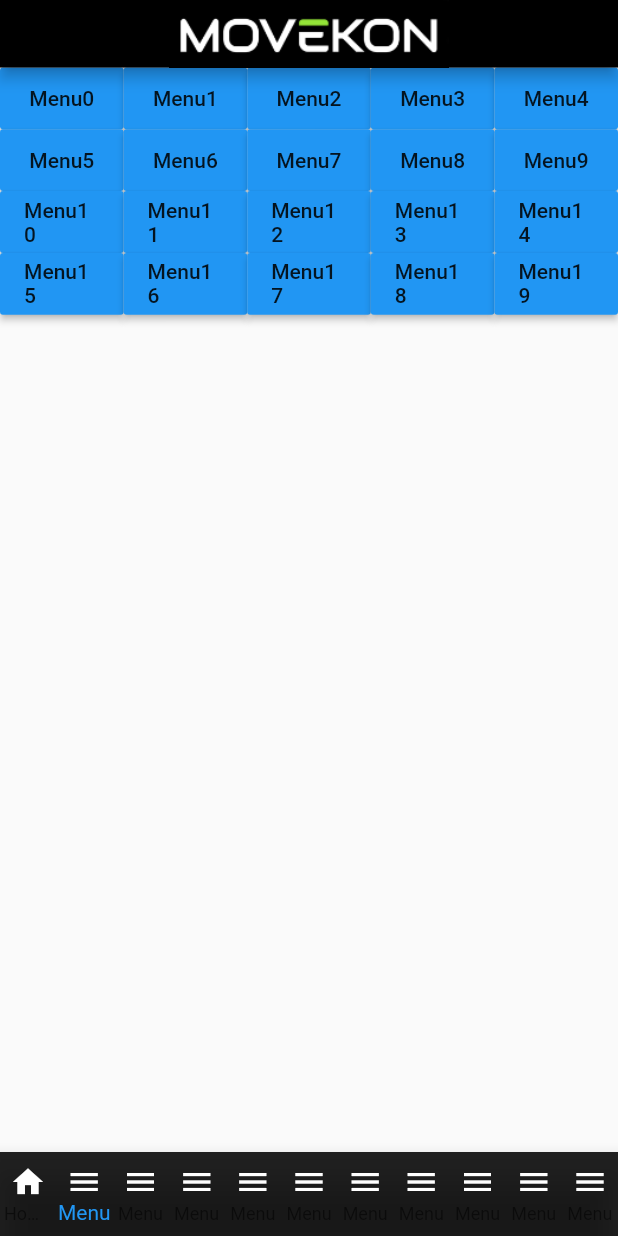
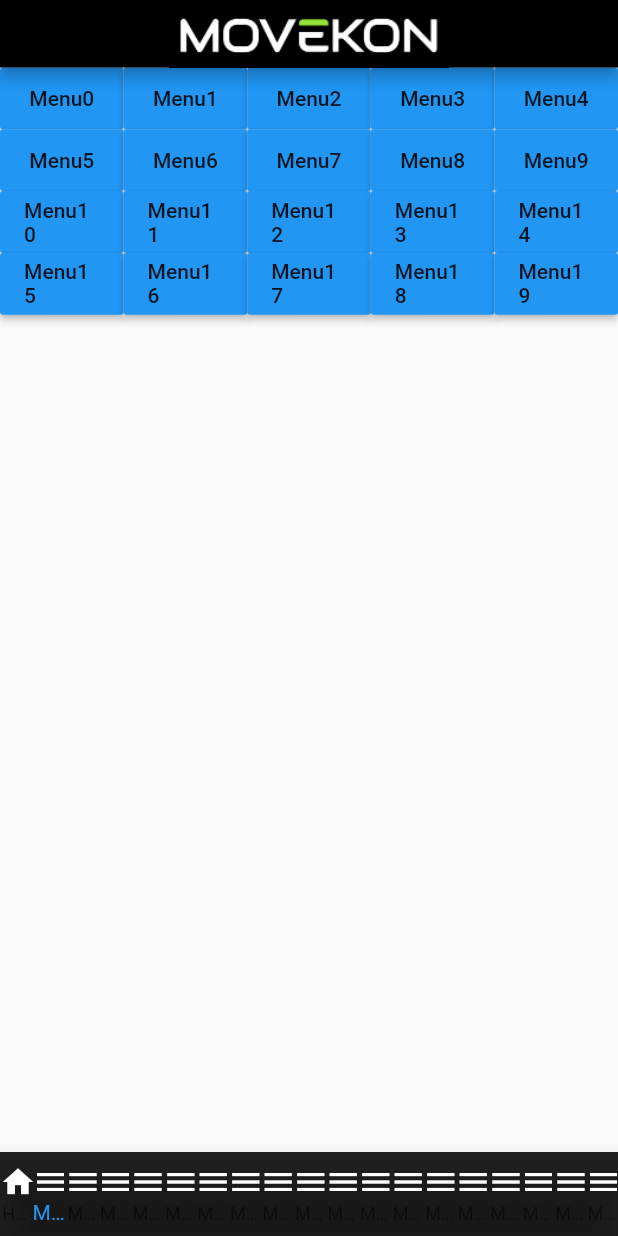
Before and after one commit to gualax/MovekomApp, a Flutter app: the screen it shows after launch, item 2 of the bottom bar chosen, on a phone screen of 412 x 824 dp. Run offline on Flutter 3.47's test engine with Material 2 defaults, Android fonts, the phone set to English and light mode, and no system bars.

```diff
--- a/movekom_app/lib/HomePage.dart
+++ b/movekom_app/lib/HomePage.dart
@@ -85,6 +85,38 @@ class _HomePageState extends State<HomePage> {
               icon: new Icon(Icons.menu,color: Colors.white),
               title: new Text("Menu"),
             ),
+            new BottomNavigationBarItem(
+              icon: new Icon(Icons.menu,color: Colors.white),
+              title: new Text("Menu"),
+            ),
+            new BottomNavigationBarItem(
+              icon: new Icon(Icons.menu,color: Colors.white),
+              title: new Text("Menu"),
+            ),
+            new BottomNavigationBarItem(
+              icon: new Icon(Icons.menu,color: Colors.white),
+              title: new Text("Menu"),
+            ),
+            new BottomNavigationBarItem(
+              icon: new Icon(Icons.menu,color: Colors.white),
+              title: new Text("Menu"),
+            ),
+            new BottomNavigationBarItem(
+              icon: new Icon(Icons.menu,color: Colors.white),
+              title: new Text("Menu"),
+            ),
+            new BottomNavigationBarItem(
+              icon: new Icon(Icons.menu,color: Colors.white),
+              title: new Text("Menu"),
+            ),
+            new BottomNavigationBarItem(
+              icon: new Icon(Icons.menu,color: Colors.white),
+              title: new Text("Menu"),
+            ),
+            new BottomNavigationBarItem(
+              icon: new Icon(Icons.menu,color: Colors.white),
+              title: new Text("Menu"),
+            ),
           ]),
       body: show(_currentIndex, context), // new
     );
--- a/movekom_app/lib/widgets/box137x137.dart
+++ b/movekom_app/lib/widgets/box137x137.dart
@@ -4,7 +4,7 @@ import 'package:flutter/material.dart';
 Widget box137x137(){
   return
     Container(
-        margin: EdgeInsets.all(10),
+        margin: EdgeInsets.all(7),
         width: 137,
         height: 137,
         decoration: new BoxDecoration(
--- a/movekom_app/lib/widgets/box137x64.dart
+++ b/movekom_app/lib/widgets/box137x64.dart
@@ -4,7 +4,7 @@ import 'package:flutter/material.dart';
 
 Widget box137x64(){
   return Container(
-      margin: EdgeInsets.only(left: 10,top: 3,right: 10,bottom: 3),
+      margin: EdgeInsets.only(left: 7,top: 3,right: 7,bottom: 3),
       width: 137,
       height: 64,
       decoration: new BoxDecoration(
--- a/movekom_app/lib/widgets/box230x137.dart
+++ b/movekom_app/lib/widgets/box230x137.dart
@@ -4,7 +4,7 @@ import 'package:flutter/material.dart';
 
 Widget box230x137(){
   return Container(
-      margin: EdgeInsets.all(10),
+      margin: EdgeInsets.all(7),
       width: 230,
       height: 137,
       decoration: new BoxDecoration(
```
Also changed, not shown: movekom_app/lib/PrincipalHome.dart (+96 -32 lines).
